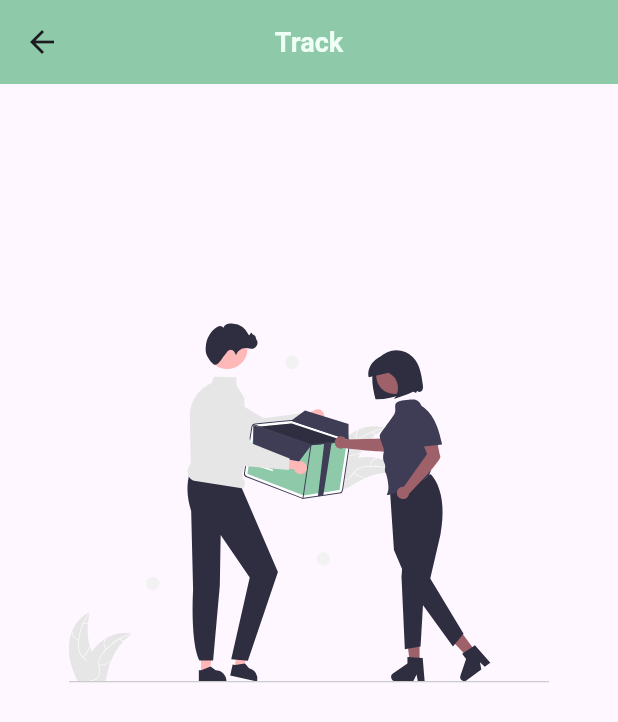
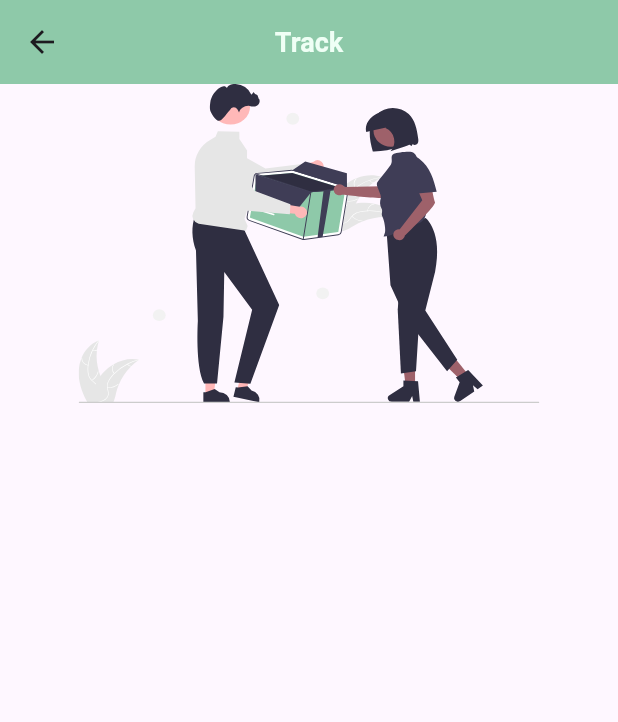
Before and after one commit to taherelzoghby/charity-clothes, a Flutter app: the OrderTrackingView screen opened directly, on a phone screen of 412 x 824 dp. Shown: the top 722 px of the screen. Run offline on Flutter 3.47's test engine with Material 3 defaults, Android fonts, the light colour scheme and no system bars; drawn by our look-alikes of pull_to_refresh; our stand-ins replace cached_network_image, carousel_slider, cloud_firestore, country_code_picker, firebase_auth, firebase_core and 19 more; accounts and stored records are empty.

Commit message:
refactor order tracking page

```diff
--- a/lib/core/widgets/empty_widget.dart
+++ b/lib/core/widgets/empty_widget.dart
@@ -1,6 +1,6 @@
 import 'package:donation/core/consts/assets.dart';
+import 'package:donation/core/consts/style.dart';
 import 'package:flutter/material.dart';
-import 'package:flutter_screenutil/flutter_screenutil.dart';
 import 'package:flutter_svg/flutter_svg.dart';
 
 class EmptyWidget extends StatelessWidget {
@@ -8,17 +8,13 @@ class EmptyWidget extends StatelessWidget {
 
   @override
   Widget build(BuildContext context) {
-    Size size = MediaQuery.of(context).size;
     return Center(
-      child: Column(
-        children: [
-          SizedBox(height: size.height * .2.h),
-          SvgPicture.asset(
-            AppAssets.empty,
-            fit: BoxFit.fill,
-            height: size.height * .3.h,
-          ),
-        ],
+      child: Padding(
+        padding: AppConsts.paddingH50,
+        child: AspectRatio(
+          aspectRatio: AppConsts.aspect13on9,
+          child: SvgPicture.asset(AppAssets.empty, fit: BoxFit.fill),
+        ),
       ),
     );
   }
--- a/lib/core/widgets/loading_widget.dart
+++ b/lib/core/widgets/loading_widget.dart
@@ -1,4 +1,5 @@
 import 'package:donation/core/consts/style.dart';
+import 'package:flutter/cupertino.dart';
 import 'package:flutter/material.dart';
 
 class LoadingWidget extends StatelessWidget {
@@ -10,7 +11,7 @@ class LoadingWidget extends StatelessWidget {
       alignment: Alignment.center,
       children: [
         Container(decoration: AppConsts.decorationLoadingMap),
-        const CircularProgressIndicator(
+        const CupertinoActivityIndicator(
           color: AppConsts.mainColor,
         ),
       ],
--- a/lib/features/order_tracking/presentation/view/order_tracking_view.dart
+++ b/lib/features/order_tracking/presentation/view/order_tracking_view.dart
@@ -7,16 +7,26 @@ import 'package:donation/features/order_tracking/presentation/view_model/order_t
 import 'package:flutter/material.dart';
 import 'package:get/get.dart';
 
-class OrderTrackingView extends StatelessWidget {
+class OrderTrackingView extends StatefulWidget {
   const OrderTrackingView({super.key});
 
   @override
-  Widget build(BuildContext context) {
+  State<OrderTrackingView> createState() => _OrderTrackingViewState();
+}
+
+class _OrderTrackingViewState extends State<OrderTrackingView> {
+  @override
+  void initState() {
     Get.put(
       OrderTrackingController(
         orderTrackingRepo: getIt.get<OrderTrackingRepoImplementation>(),
       ),
     );
+    super.initState();
+  }
+
+  @override
+  Widget build(BuildContext context) {
     return Scaffold(
       appBar: AppBar(
         title: Text(
@@ -26,7 +36,9 @@ class OrderTrackingView extends StatelessWidget {
         centerTitle: true,
         backgroundColor: AppConsts.mainColor,
       ),
-      body: const OrderTrackingBody(),
+      body: const SafeArea(
+        child: OrderTrackingBody(),
+      ),
     );
   }
 }
--- a/lib/features/order_tracking/presentation/view/widgets/order_tracking_body.dart
+++ b/lib/features/order_tracking/presentation/view/widgets/order_tracking_body.dart
@@ -5,7 +5,6 @@ import 'package:donation/core/widgets/loading_widget.dart';
 import 'package:donation/features/order_tracking/presentation/view/widgets/item_track.dart';
 import 'package:donation/features/order_tracking/presentation/view_model/order_tracing_controller.dart';
 import 'package:flutter/material.dart';
-import 'package:flutter_screenutil/flutter_screenutil.dart';
 import 'package:flutter_staggered_animations/flutter_staggered_animations.dart';
 import 'package:get/get.dart';
 import 'package:pull_to_refresh/pull_to_refresh.dart';
@@ -36,9 +35,7 @@ class OrderTrackingBody extends StatelessWidget {
                 ? const EmptyWidget()
 
                 ///hava data
-                : Padding(
-                    padding: EdgeInsets.all(8.0.sp),
-                    child: ListView.builder(
+                : ListView.builder(
                     itemBuilder: (context, index) =>
                         AnimationConfiguration.staggeredList(
                       position: index,
@@ -46,14 +43,15 @@ class OrderTrackingBody extends StatelessWidget {
                       child: SlideAnimation(
                         verticalOffset: 50.0,
                         child: FadeInAnimation(
-                            child: ItemTrack(item: cont.items[index]),
+                          child: ItemTrack(
+                            item: cont.items[index],
+                          ),
                         ),
                       ),
                     ),
                     itemCount: cont.items.length,
                   ),
       ),
-      ),
     );
   }
 }
--- a/lib/features/splash/presentation/view/splash_view.dart
+++ b/lib/features/splash/presentation/view/splash_view.dart
@@ -22,8 +22,8 @@ class _SplashViewState extends State<SplashView> {
 
   navigateToHome() {
     Future.delayed(
-      const Duration(seconds: 553),
-      //() => Get.offAllNamed(bottomNavPath),
+      const Duration(seconds: 3),
+      () => Get.offAllNamed(bottomNavPath),
     );
   }
 
```
Lines whose indentation alone changed are shown as unchanged.
